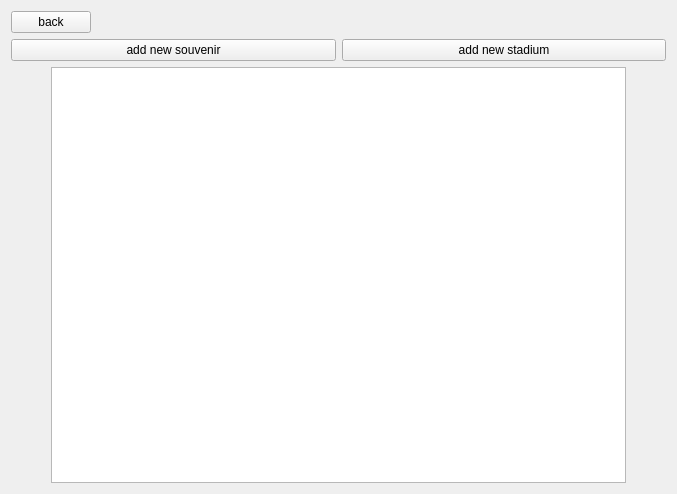
The window that adminwindow.ui (pkhodadoustan/NFLFootballTouring) describes before a commit, drawn with Qt 5.
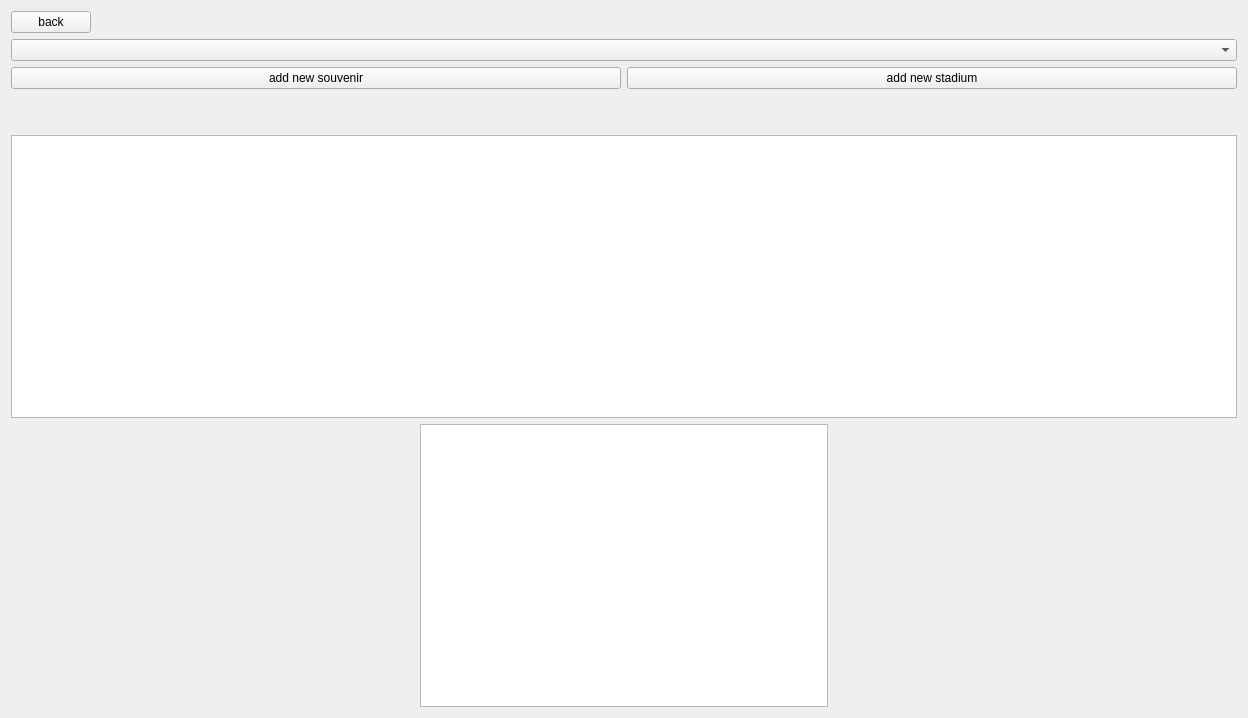
The same window after the commit.

Patch:
```diff
--- a/adminwindow.ui
+++ b/adminwindow.ui
@@ -6,8 +6,8 @@
    <rect>
     <x>0</x>
     <y>0</y>
-    <width>677</width>
-    <height>494</height>
+    <width>1248</width>
+    <height>718</height>
    </rect>
   </property>
   <property name="windowTitle">
@@ -38,6 +38,9 @@
      </item>
     </layout>
    </item>
+   <item>
+    <widget class="QComboBox" name="TeamCombBox"/>
+   </item>
    <item>
     <layout class="QHBoxLayout" name="horizontalLayout_2">
      <item>
@@ -57,7 +60,21 @@
     </layout>
    </item>
    <item>
-    <layout class="QHBoxLayout" name="horizontalLayout">
+    <spacer name="horizontalSpacer_2">
+     <property name="orientation">
+      <enum>Qt::Horizontal</enum>
+     </property>
+     <property name="sizeType">
+      <enum>QSizePolicy::Preferred</enum>
+     </property>
+     <property name="sizeHint" stdset="0">
+      <size>
+       <width>1227</width>
+       <height>20</height>
+      </size>
+     </property>
+    </spacer>
+   </item>
      <item>
       <spacer name="horizontalSpacer">
        <property name="orientation">
@@ -68,7 +85,7 @@
        </property>
        <property name="sizeHint" stdset="0">
         <size>
-         <width>40</width>
+       <width>1227</width>
          <height>20</height>
         </size>
        </property>
@@ -82,12 +99,27 @@
       </widget>
      </item>
      <item>
-      <spacer name="horizontalSpacer_2">
+    <layout class="QHBoxLayout" name="horizontalLayout">
+     <item>
+      <spacer name="horizontalSpacer_5">
        <property name="orientation">
         <enum>Qt::Horizontal</enum>
        </property>
-       <property name="sizeType">
-        <enum>QSizePolicy::Preferred</enum>
+       <property name="sizeHint" stdset="0">
+        <size>
+         <width>40</width>
+         <height>20</height>
+        </size>
+       </property>
+      </spacer>
+     </item>
+     <item>
+      <widget class="QTableView" name="SouvView"/>
+     </item>
+     <item>
+      <spacer name="horizontalSpacer_4">
+       <property name="orientation">
+        <enum>Qt::Horizontal</enum>
        </property>
        <property name="sizeHint" stdset="0">
         <size>
```
Lines whose indentation alone changed are shown as unchanged.
